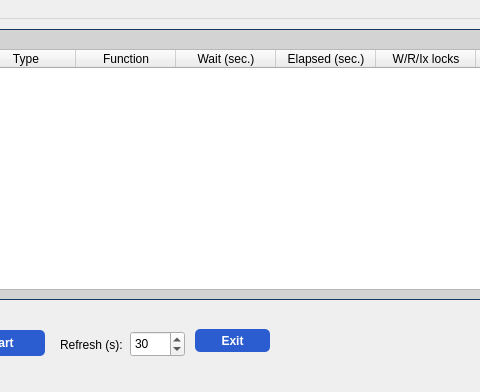
Old version of the form src/ui/main_window.ui in the repository ACG-Code/ACG-ThreadView; both pictures show x 355 to 835 and y 0 to 392 of the 1444 by 392 pixel window.
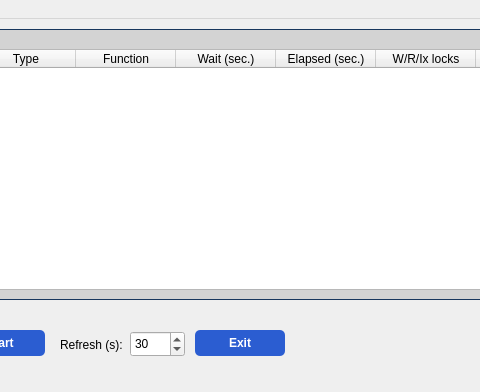
New version of the form.

Commit message: Update build script and reduced EXE size.  Updated button placement and size

```diff
--- a/src/ui/main_window.ui
+++ b/src/ui/main_window.ui
@@ -105,9 +105,9 @@
     <property name="geometry">
      <rect>
       <x>550</x>
-      <y>310</y>
-      <width>75</width>
-      <height>23</height>
+      <y>311</y>
+      <width>90</width>
+      <height>26</height>
      </rect>
     </property>
     <property name="styleSheet">
```
The commit also changes 5 other files.
